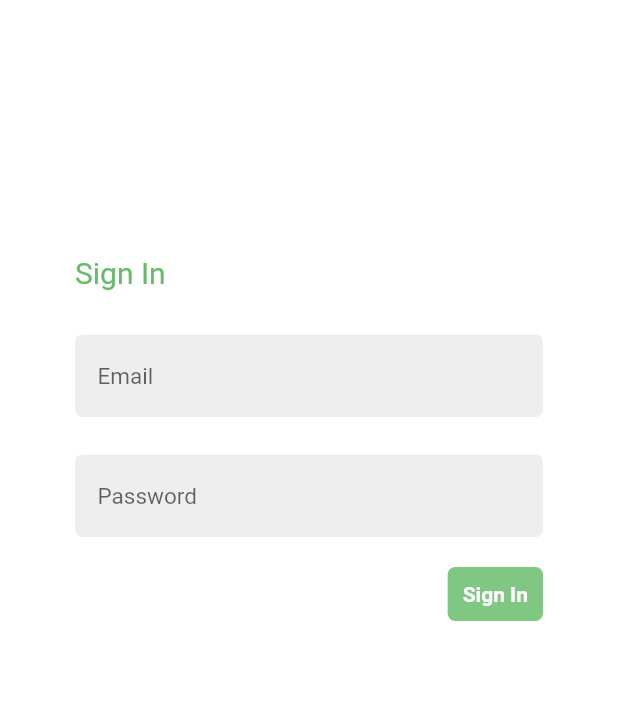
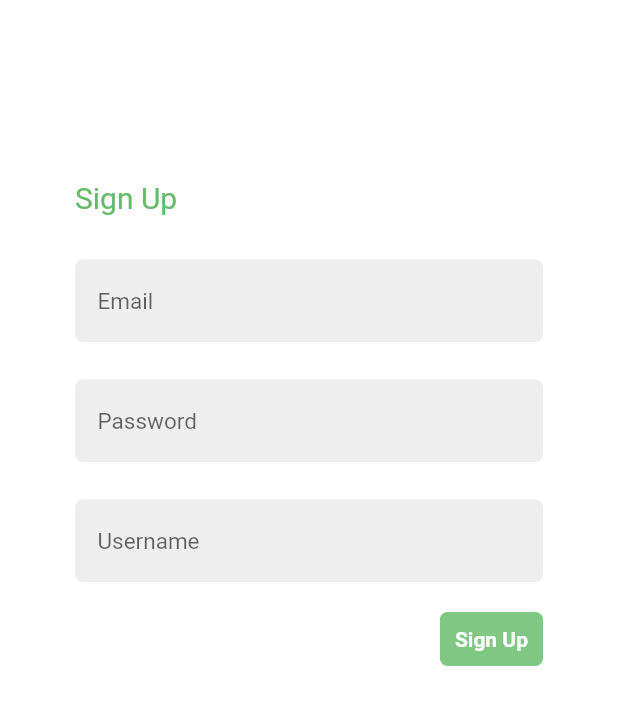
Before and after one commit to ebubechi/corvid19, a Flutter app: the screen it shows after launch, on a phone screen of 412 x 824 dp. Shown: the top 705 px of the screen. Run offline on Flutter 3.47's test engine with Material 2 defaults, Android fonts, the phone set to English and light mode, and no system bars; our stand-ins replace cloud_firestore, firebase_auth, get_it, google_sign_in, provider_architecture; accounts and stored records are empty.

Commit message:
Sign up screen and I have partially removed everything firebase

```diff
--- a/lib/UI/authUI/signup.dart
+++ b/lib/UI/authUI/signup.dart
@@ -1,11 +1,46 @@
+import 'package:corvid/shared/buttonDecor.dart';
+import 'package:corvid/shared/inputDecor.dart';
+import 'package:corvid/view_models/signup_view_model.dart';
 import 'package:flutter/material.dart';
+import 'package:provider_architecture/provider_architecture.dart';
 
 
 class SignUp extends StatelessWidget {
+  final emailcontroller = TextEditingController();
+  final passwordcontroller = TextEditingController();
+  final usernamecontroller = TextEditingController();
+
   @override
   Widget build(BuildContext context) {
-    return Container(
-      child: Text('SignUp Screen'),
+    return ViewModelProvider<SignUpViewModel>.withConsumer(
+      viewModel: SignUpViewModel(),
+      builder: (context,model,child) => Scaffold(
+        backgroundColor: Colors.white,
+        body: Padding(padding: EdgeInsets.fromLTRB(50, 20, 50, 10),
+        child: ListView(children: <Widget>[
+          SizedBox(height: 100,),
+              Container(alignment: Alignment.topLeft,child: Text('Sign Up',style:TextStyle(fontSize: 20,fontWeight: FontWeight.w400,color: Colors.green[400])),),
+              SizedBox(height: 30,),
+              InputField(controller: emailcontroller,placeholder: 'Email',),
+              SizedBox(height: 15,),
+              InputField(controller: passwordcontroller,placeholder: 'Password',),
+              SizedBox(height: 15,),
+              InputField(controller: usernamecontroller,placeholder: 'Username',),
+              SizedBox(height: 10,),
+              Row(
+                mainAxisSize: MainAxisSize.min,
+                mainAxisAlignment: MainAxisAlignment.end,
+                children: <Widget>[
+                  Buttons(
+                    title: 'Sign Up',
+                    // busy: model.busy,
+                    onPressed: (){},
+                  ),
+                ],
+              )
+        ],),
+        ),
+      ),
     );
   }
 }
--- a/lib/main.dart
+++ b/lib/main.dart
@@ -1,6 +1,7 @@
 // import 'package:corvid/UI/authUI/signin.dart';
 // import 'package:corvid/UI/authUI/signup.dart';
 import 'package:corvid/UI/authUI/signin.dart';
+import 'package:corvid/UI/authUI/signup.dart';
 import 'package:corvid/UI/general/startUpView.dart';
 import 'package:corvid/locator.dart';
 import 'package:corvid/services/other/navigation_service.dart';
@@ -20,7 +21,7 @@ class MyApp extends StatelessWidget {
     return MaterialApp(
       debugShowCheckedModeBanner: false,
       title: 'Flutter Demo',
-      home: SignIn(),
+      home: SignUp(),
       onGenerateRoute: generateRoute,
       navigatorKey: locator<NavigationService>().navigationKey,
     );
--- a/lib/view_models/signup_view_model.dart
+++ b/lib/view_models/signup_view_model.dart
@@ -6,7 +6,7 @@ import 'package:corvid/services/other/navigation_service.dart';
 import 'package:corvid/services/reg/user_profile_update.dart';
 import 'package:corvid/view_models/base_model.dart';
 
-class SignUpVIewModel extends BaseModel{
+class SignUpViewModel extends BaseModel{
   final Auths auth = locator<Auths>();
   // final ProfileData part = locator<ProfileData>();
   final NavigationService naveegate = locator<NavigationService>();
```
Also changed, not shown: lib/view_models/update_profile_view_model.dart (+10 -2 lines), 3 other files.
